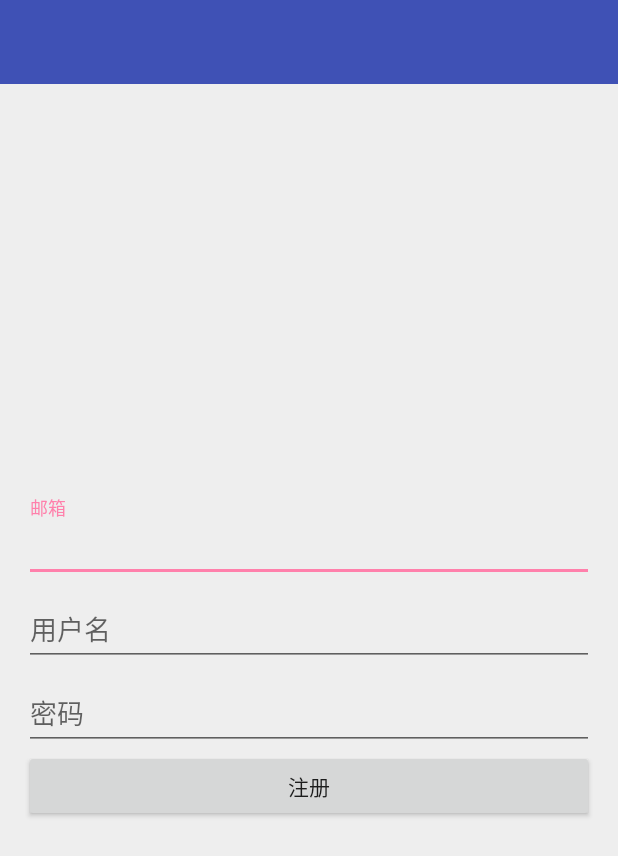
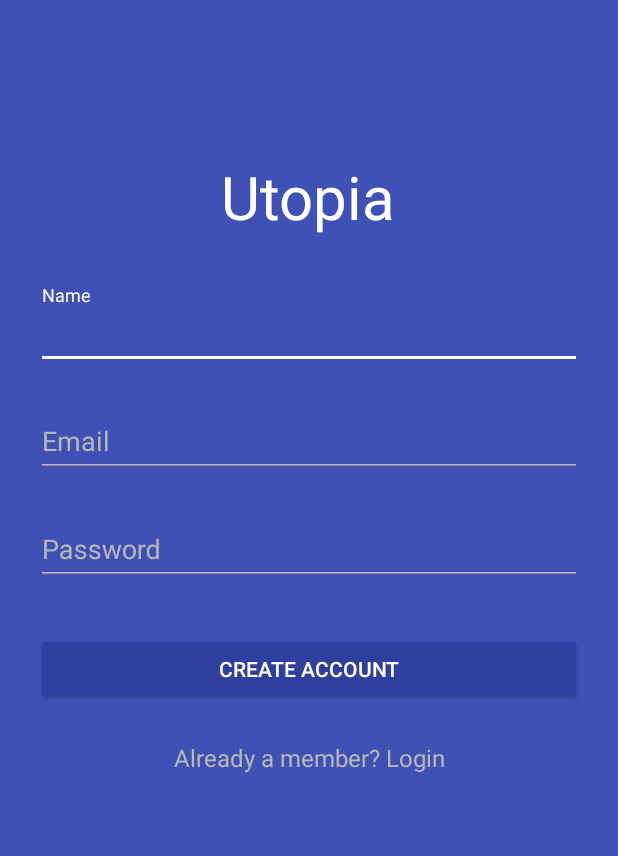
Before and after one commit to Anima18/Utopia, an Android app: the layout activity_register.xml on its own in the app's theme, with its tools: preview values and no code run, on a phone screen of 412 x 824 dp. Shown: the top 856 px of the screen. Run offline under Robolectric (Android 15) with nearby library versions, the phone set to English and light mode, and no system bars.

Commit message:
add login

```diff
--- a/app/src/main/AndroidManifest.xml
+++ b/app/src/main/AndroidManifest.xml
@@ -8,13 +8,14 @@
         android:label="@string/app_name"
         android:theme="@style/AppTheme"
         android:name="com.chris.utopia.base.MyApplication">
-        <activity android:name=".module.guide.GuideActivity" android:label="@string/app_name">
+        <activity android:name=".module.system.activity.IndexActivity" android:label="@string/app_name">
             <intent-filter>
                 <action android:name="android.intent.action.MAIN" />
 
                 <category android:name="android.intent.category.LAUNCHER" />
             </intent-filter>
         </activity>
+        <activity android:name=".module.guide.GuideActivity"/>
 
         <activity android:name=".module.system.activity.MainActivity" android:windowSoftInputMode="stateAlwaysHidden"/>
 
--- a/app/src/main/java/com/chris/utopia/module/guide/GuideActivity.java
+++ b/app/src/main/java/com/chris/utopia/module/guide/GuideActivity.java
@@ -28,9 +28,7 @@ public class GuideActivity extends Activity implements OnPageChangeListener {
 	protected void onCreate(Bundle savedInstanceState) {
 		super.onCreate(savedInstanceState);
 		setContentView(R.layout.activity_guide);
-
 		initViews();
-
 		initDots();
 	}
 
--- a/app/src/main/java/com/chris/utopia/module/system/activity/LoginActivity.java
+++ b/app/src/main/java/com/chris/utopia/module/system/activity/LoginActivity.java
@@ -62,7 +62,7 @@ public class LoginActivity extends BaseActivity implements View.OnClickListener,
     }
 
     public void setToolBarTitle() {
-        toolbar.setTitle("登录");
+        //toolbar.setTitle("登录");
     }
 
     @Override
--- a/app/src/main/java/com/chris/utopia/module/system/activity/RegisterActivity.java
+++ b/app/src/main/java/com/chris/utopia/module/system/activity/RegisterActivity.java
@@ -62,7 +62,7 @@ public class RegisterActivity extends BaseActivity implements View.OnClickListen
 
     @Override
     public void setToolBarTitle() {
-        toolbar.setTitle("注册");
+        //toolbar.setTitle("注册");
     }
 
     @Override
--- a/app/src/main/res/layout/activity_register.xml
+++ b/app/src/main/res/layout/activity_register.xml
@@ -1,62 +1,103 @@
 <?xml version="1.0" encoding="utf-8"?>
-<LinearLayout xmlns:android="http://schemas.android.com/apk/res/android"
+<ScrollView
+    xmlns:android="http://schemas.android.com/apk/res/android"
+    android:layout_width="fill_parent"
+    android:layout_height="fill_parent"
+    android:fitsSystemWindows="true"
+    android:background="@color/primary">
+
+    <LinearLayout
         android:id="@+id/registerAct_layout"
         android:orientation="vertical"
         android:layout_width="match_parent"
-    android:layout_height="match_parent"
-    android:fitsSystemWindows="true">
+        android:layout_height="wrap_content"
+        android:gravity="center_horizontal"
+        android:paddingTop="56dp"
+        android:paddingLeft="24dp"
+        android:paddingRight="24dp">
 
-    <include layout="@layout/toolbar_common" />
+        <TextView
+            android:layout_width="wrap_content"
+            android:layout_height="wrap_content"
+            android:paddingTop="48dp"
+            android:layout_marginBottom="24dp"
+            android:textSize="40sp"
+            android:textColor="@color/primary_text_white_color"
+            android:text="Utopia"/>
 
-    <ScrollView
+        <!--  Name Label -->
+        <android.support.design.widget.TextInputLayout
+            android:id="@+id/registerAct_name_ti"
             android:layout_width="match_parent"
-        android:layout_height="match_parent">
-        <LinearLayout
+            android:layout_height="wrap_content"
+            android:layout_marginTop="8dp"
+            android:layout_marginBottom="8dp"
+            android:theme="@style/login_input">
+            <EditText
+                android:id="@+id/registerAct_name_et"
                 android:layout_width="match_parent"
-            android:layout_height="match_parent"
-            android:padding="@dimen/activity_horizontal_margin"
-            android:orientation="vertical"
-            android:layout_gravity="center"
-            android:gravity="center">
+                android:layout_height="wrap_content"
+                android:inputType="textCapWords"
+                android:textColor="@color/white"
+                android:maxLines="1"
+                android:hint="Name" />
+        </android.support.design.widget.TextInputLayout>
+
+        <!-- Email Label -->
         <android.support.design.widget.TextInputLayout
             android:id="@+id/registerAct_email_ti"
             android:layout_width="match_parent"
-                android:layout_height="wrap_content">
+            android:layout_height="wrap_content"
+            android:layout_marginTop="8dp"
+            android:layout_marginBottom="8dp"
+            android:theme="@style/login_input">
             <EditText
                 android:id="@+id/registerAct_email_et"
                 android:layout_width="match_parent"
                 android:layout_height="wrap_content"
-                    android:hint="邮箱"/>
+                android:inputType="textEmailAddress"
+                android:textColor="@color/white"
+                android:maxLines="1"
+                android:hint="Email" />
         </android.support.design.widget.TextInputLayout>
 
-            <android.support.design.widget.TextInputLayout
-                android:id="@+id/registerAct_name_ti"
-                android:layout_width="match_parent"
-                android:layout_height="wrap_content">
-                <EditText
-                    android:id="@+id/registerAct_name_et"
-                    android:layout_width="match_parent"
-                    android:layout_height="wrap_content"
-                    android:hint="用户名"/>
-            </android.support.design.widget.TextInputLayout>
-
+        <!-- Password Label -->
         <android.support.design.widget.TextInputLayout
             android:id="@+id/registerAct_password_ti"
             android:layout_width="match_parent"
-                android:layout_height="wrap_content">
+            android:layout_height="wrap_content"
+            android:layout_marginTop="8dp"
+            android:layout_marginBottom="8dp"
+            android:theme="@style/login_input">
             <EditText
                 android:id="@+id/registerAct_password_et"
                 android:layout_width="match_parent"
                 android:layout_height="wrap_content"
                 android:inputType="textPassword"
-                    android:hint="密码"/>
+                android:textColor="@color/white"
+                android:maxLines="1"
+                android:hint="Password"/>
         </android.support.design.widget.TextInputLayout>
 
-            <Button
+        <!-- Signup Button -->
+        <android.support.v7.widget.AppCompatButton
             android:id="@+id/registerAct_register_bt"
-                android:layout_width="match_parent"
+            android:layout_width="fill_parent"
             android:layout_height="wrap_content"
-                android:text="注册"/>
+            android:layout_marginTop="24dp"
+            android:layout_marginBottom="24dp"
+            android:theme="@style/AppTheme.Button.Colored.primary"
+            android:padding="12dp"
+            android:text="Create Account"/>
+
+        <TextView
+            android:layout_width="fill_parent"
+            android:layout_height="wrap_content"
+            android:layout_marginBottom="24dp"
+            android:text="Already a member? Login"
+            android:textColor="@color/disabled_text_dark_color"
+            android:gravity="center"
+            android:textSize="16dip"/>
+
     </LinearLayout>
 </ScrollView>
-</LinearLayout>
--- a/app/src/main/res/layout/activity_thing_create.xml
+++ b/app/src/main/res/layout/activity_thing_create.xml
@@ -48,6 +48,7 @@
             </android.support.design.widget.TextInputLayout>
 
             <android.support.design.widget.TextInputLayout
+                android:id="@+id/tcAct_label_ti"
                 android:layout_width="match_parent"
                 android:layout_height="wrap_content"
                 android:paddingTop="16dp"
@@ -62,6 +63,7 @@
             </android.support.design.widget.TextInputLayout>
 
             <android.support.design.widget.TextInputLayout
+                android:id="@+id/tcAct_role_ti"
                 android:layout_width="match_parent"
                 android:layout_height="wrap_content"
                 android:paddingTop="16dp"
@@ -76,6 +78,7 @@
             </android.support.design.widget.TextInputLayout>
 
             <android.support.design.widget.TextInputLayout
+                android:id="@+id/tcAct_quadrant_ti"
                 android:layout_width="match_parent"
                 android:layout_height="wrap_content"
                 android:paddingTop="16dp"
--- a/app/src/main/res/layout/what_new_four.xml
+++ b/app/src/main/res/layout/what_new_four.xml
@@ -36,11 +36,13 @@
             android:layout_width="wrap_content"
             android:layout_height="wrap_content"
             android:layout_marginRight="16dp"
+            style="@style/AppTheme.Button.Colored.accent"
             android:text="注册"/>
         <Button
             android:id="@+id/bt_guide_login"
             android:layout_width="wrap_content"
             android:layout_height="wrap_content"
+            style="@style/AppTheme.Button.Colored.primary"
             android:text="登录"/>
     </LinearLayout>
 
--- a/app/src/main/res/menu/menu_search.xml
+++ b/app/src/main/res/menu/menu_search.xml
@@ -6,7 +6,6 @@
     <item
         android:id="@+id/action_search"
         android:title="Search"
-        android:icon="@drawable/abc_ic_search_api_mtrl_alpha"
         app:showAsAction="ifRoom|collapseActionView"
         app:actionViewClass="android.support.v7.widget.SearchView" />
 </menu>
--- a/app/src/main/res/values/color.xml
+++ b/app/src/main/res/values/color.xml
@@ -30,4 +30,6 @@
     <color name="today_task_ignore">#EEEEEE</color>
     <color name="today_task_delay">#FCDFDB</color>
 
+    <color name="white">#FFFFFF</color>
+
 </resources>
--- a/app/src/main/res/values/styles.xml
+++ b/app/src/main/res/values/styles.xml
@@ -91,24 +91,31 @@
     </style>
 
     <!-- Login TextInput style -->
-    <style name="Thing_create_input" parent="TextAppearance.AppCompat">
+    <style name="Thing_create_input" parent="Widget.Design.TextInputLayout">
         //hint color And Label Color in False State
         <item name="android:textColorHint">@color/secondary_text_dark_color</item>
         <!--<item name="android:textSize">20sp</item>-->
         //Label color in True State And Bar Color False And True State
-        <item name="colorAccent">@color/primary</item>
+        <item name="colorControlHighlight">@color/primary</item>
         <item name="colorControlNormal">@color/secondary_text_dark_color</item>
         <item name="colorControlActivated">@color/primary</item>
     </style>
 
-    <style name="Thing_create_enEdit_input" parent="TextAppearance.AppCompat">
+    <style name="Thing_create_enEdit_input" parent="Widget.Design.TextInputLayout">
         //hint color And Label Color in False State
         <item name="android:textColorHint">@color/secondary_text_dark_color</item>
         <!--<item name="android:textSize">20sp</item>-->
         //Label color in True State And Bar Color False And True State
-        <item name="colorAccent">@color/secondary_text_dark_color</item>
+        <item name="colorControlHighlight">@color/secondary_text_dark_color</item>
         <item name="colorControlNormal">@color/secondary_text_dark_color</item>
         <item name="colorControlActivated">@color/secondary_text_dark_color</item>
+    </style>
+
+    <style name="login_input" parent="Widget.Design.TextInputLayout">
+        <item name="android:textColorHint">@color/disabled_text_dark_color</item>
+        <item name="colorControlNormal">@color/disabled_text_dark_color</item>
+        <item name="colorControlActivated">@color/secondary_text_white_color</item>
+        <item name="colorControlHighlight">@color/secondary_text_white_color</item>
     </style>
 
     <style name="Primary_checkBox" parent="Theme.AppCompat">
@@ -129,4 +136,16 @@
         <item name="android:scaleType">center</item>
         <item name="android:maxLines">2</item>
     </style>
+
+    <style name="AppTheme.Button.Colored.accent" parent="Widget.AppCompat.Button.Colored">
+        <item name="colorButtonNormal">@color/accent</item>
+        <item name="android:textColor">@color/white</item>
+    </style>
+
+    <style name="AppTheme.Button.Colored.primary" parent="Widget.AppCompat.Button.Colored">
+        <item name="colorButtonNormal">@color/primary_dark</item>
+        <item name="android:textColor">@color/white</item>
+    </style>
+
+
 </resources>
```
Also changed, not shown: app/build.gradle (+7 -8 lines), app/src/main/java/com/chris/utopia/module/home/activity/ThingCreateActivity.java (+63 -20 lines), app/src/main/java/com/chris/utopia/module/system/activity/IndexActivity.java (+25 -15 lines), app/src/main/res/layout/activity_index.xml (added, +17 -0 lines), app/src/main/res/layout/activity_login.xml (+45 -27 lines). Lines whose indentation alone changed are shown as unchanged.
